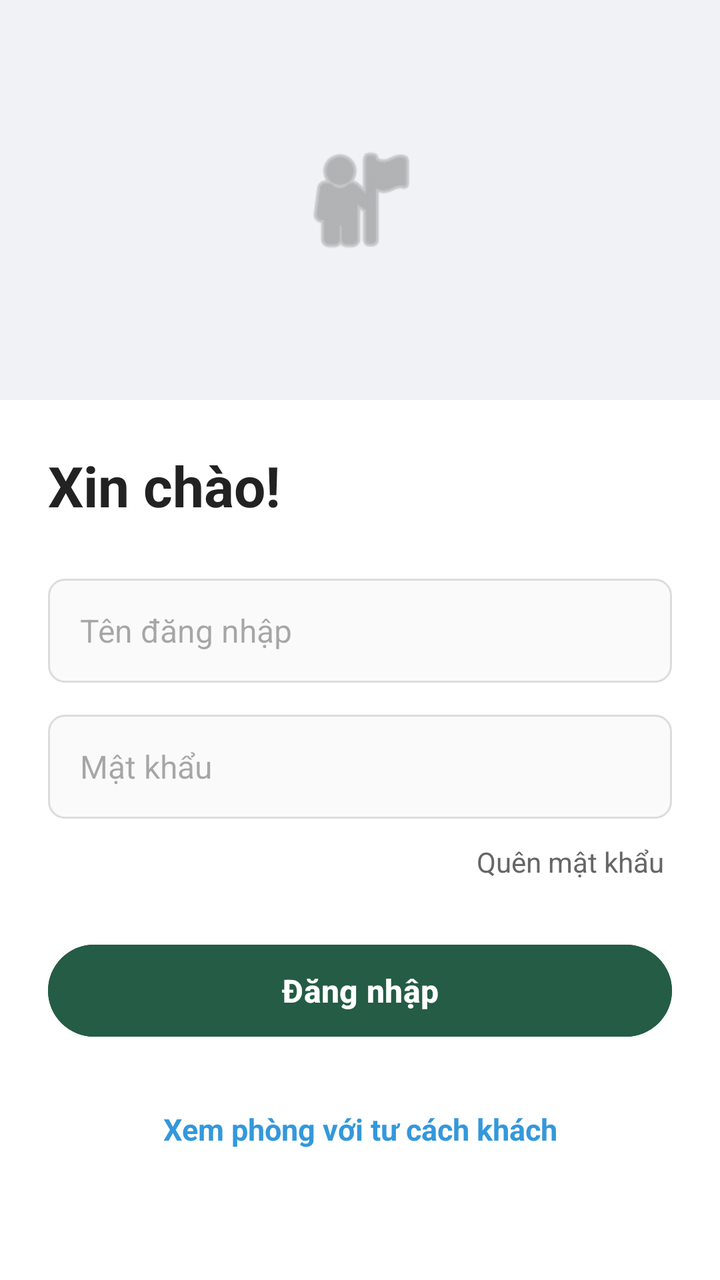
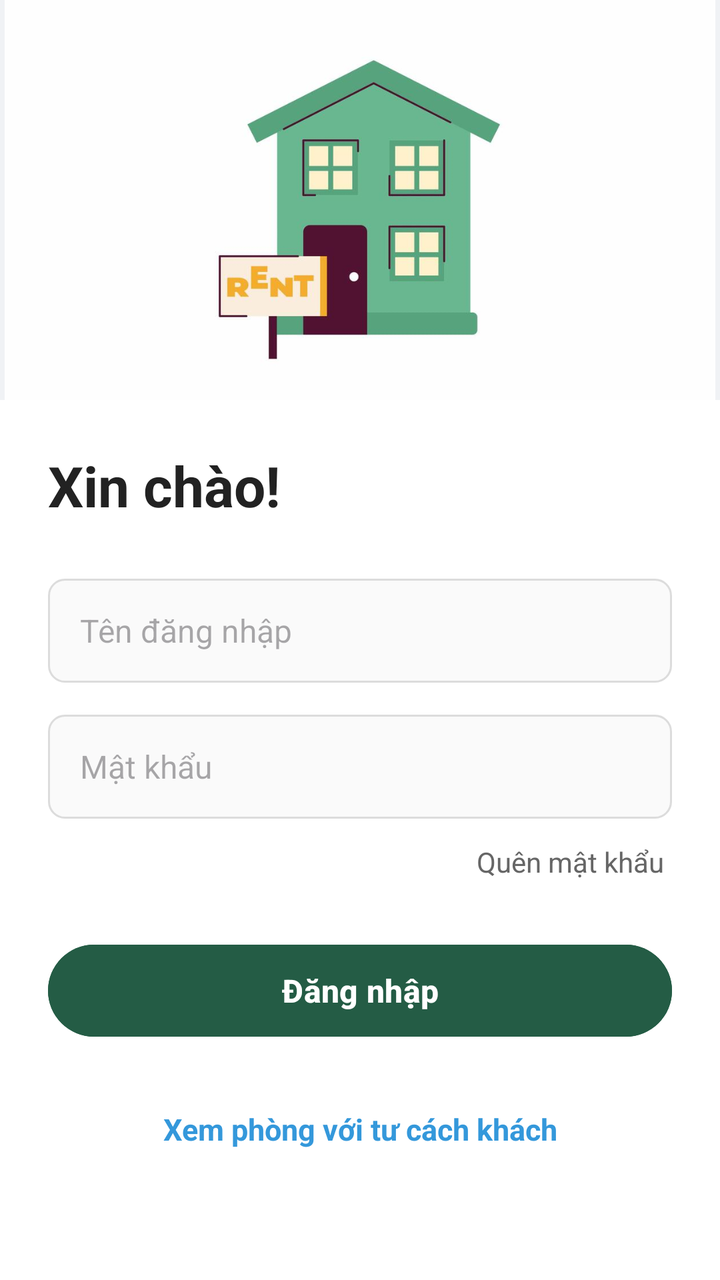

Before-and-after screenshots of an Android layout around one commit, followed by the original layout XML and the change that was made.
<!-- AndroidManifest.xml: application theme Theme.BTLQuanLyNhaTro -->
<!-- res/layout/activity_login.xml -->
<?xml version="1.0" encoding="utf-8"?>
<ScrollView xmlns:android="http://schemas.android.com/apk/res/android"
    xmlns:tools="http://schemas.android.com/tools"
    android:id="@+id/main"
    android:layout_width="match_parent"
    android:layout_height="match_parent"
    android:background="#FFFFFF"
    android:fitsSystemWindows="true"
    android:fillViewport="true"
    tools:context=".LoginActivity">

    <LinearLayout
        android:layout_width="match_parent"
        android:layout_height="wrap_content"
        android:orientation="vertical">

        
        <FrameLayout
            android:layout_width="match_parent"
            android:layout_height="200dp"
            android:background="#F0F2F5">

            <ImageView
                android:layout_width="64dp"
                android:layout_height="64dp"
                android:layout_gravity="center"
                android:src="@android:drawable/ic_menu_myplaces"
                android:tint="#888888" />
        </FrameLayout>

        
        <LinearLayout
            android:layout_width="match_parent"
            android:layout_height="wrap_content"
            android:orientation="vertical"
            android:padding="24dp">

            <TextView
                android:layout_width="wrap_content"
                android:layout_height="wrap_content"
                android:text="Xin chào!"
                android:textColor="#222222"
                android:textSize="28sp"
                android:textStyle="bold"
                android:layout_marginBottom="28dp" />

            
            <EditText
                android:id="@+id/editUsername"
                android:layout_width="match_parent"
                android:layout_height="52dp"
                android:hint="Tên đăng nhập"
                android:inputType="text"
                android:maxLines="1"
                android:paddingHorizontal="16dp"
                android:background="@drawable/bg_edittext"
                android:layout_marginBottom="16dp"
                android:textSize="16sp" />

            
            <EditText
                android:id="@+id/editPassword"
                android:layout_width="match_parent"
                android:layout_height="52dp"
                android:hint="Mật khẩu"
                android:inputType="textPassword"
                android:maxLines="1"
                android:paddingHorizontal="16dp"
                android:background="@drawable/bg_edittext"
                android:layout_marginBottom="8dp"
                android:textSize="16sp" />

            
            <TextView
                android:id="@+id/txtForgotPassword"
                android:layout_width="wrap_content"
                android:layout_height="wrap_content"
                android:text="Quên mật khẩu"
                android:textColor="#666666"
                android:textSize="14sp"
                android:layout_gravity="end"
                android:layout_marginBottom="24dp"
                android:padding="4dp"
                android:clickable="true"
                android:focusable="true" />

            
            <Button
                android:id="@+id/btnLogin"
                android:layout_width="match_parent"
                android:layout_height="54dp"
                android:text="Đăng nhập"
                android:textColor="#FFFFFF"
                android:textSize="16sp"
                android:textStyle="bold"
                android:backgroundTint="@color/forest"
                android:layout_marginBottom="20dp" />

            
            <TextView
                android:id="@+id/txtGuest"
                android:layout_width="match_parent"
                android:layout_height="wrap_content"
                android:text="Xem phòng với tư cách khách"
                android:textColor="#3498DB"
                android:textSize="15sp"
                android:textStyle="bold"
                android:gravity="center"
                android:padding="12dp"
                android:clickable="true"
                android:focusable="true" />

        </LinearLayout>
    </LinearLayout>
</ScrollView>
<!-- resources referenced by this layout -->
<resources>
  <color name="forest">#245C45</color>
  <!-- drawable bg_edittext (drawable) -->
  <shape xmlns:android="http://schemas.android.com/apk/res/android">
      <solid android:color="#FAFAFA"/>
      <stroke android:width="1dp" android:color="#DCDCDC"/>
      <corners android:radius="8dp"/>
  </shape>
  <style name="Theme.BTLQuanLyNhaTro" parent="Base.Theme.BTLQuanLyNhaTro" />
  <style name="Base.Theme.BTLQuanLyNhaTro" parent="Theme.Material3.DayNight.NoActionBar">
          
          
      </style>
</resources>

<!-- the commit's change to res/layout/activity_login.xml (unified diff, before → after) -->
@@ -21,11 +21,11 @@
             android:background="#F0F2F5">
 
             <ImageView
-                android:layout_width="64dp"
-                android:layout_height="64dp"
+                android:layout_width="match_parent"
+                android:layout_height="match_parent"
                 android:layout_gravity="center"
-                android:src="@android:drawable/ic_menu_myplaces"
-                android:tint="#888888" />
+                android:src="@drawable/login_img"
+                 />
         </FrameLayout>
 
         
<!-- resource entries referenced after the edit -->
@@ -7,6 +7,7 @@
       <stroke android:width="1dp" android:color="#DCDCDC"/>
       <corners android:radius="8dp"/>
   </shape>
+  <!-- drawable login_img: jpg bitmap (drawable, 18396 bytes) -->
   <style name="Theme.BTLQuanLyNhaTro" parent="Base.Theme.BTLQuanLyNhaTro" />
   <style name="Base.Theme.BTLQuanLyNhaTro" parent="Theme.Material3.DayNight.NoActionBar">
           
